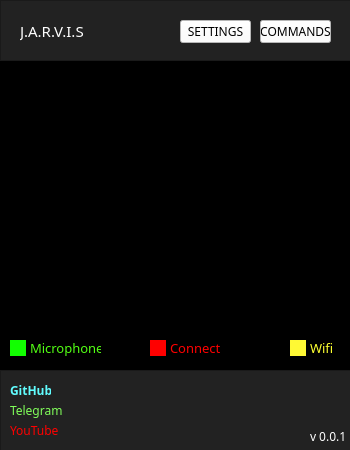
Above: DesctopProgram/untitled.ui from GosMan270/J.A.R.V.I.S before the change. Below: the same form after it.
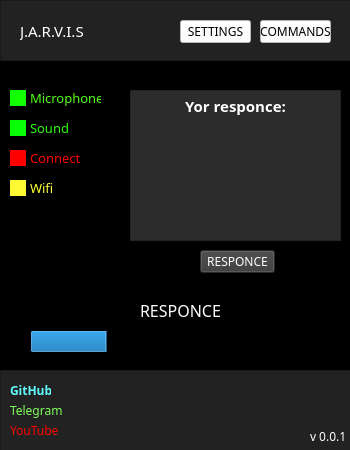
That is the form after the change.

What changed in the file:
```diff
--- a/DesctopProgram/untitled.ui
+++ b/DesctopProgram/untitled.ui
@@ -237,7 +237,7 @@
     <property name="geometry">
      <rect>
       <x>10</x>
-      <y>340</y>
+      <y>90</y>
       <width>16</width>
       <height>16</height>
      </rect>
@@ -258,8 +258,8 @@
    <widget class="QLabel" name="ConnectLED">
     <property name="geometry">
      <rect>
-      <x>150</x>
-      <y>340</y>
+      <x>10</x>
+      <y>150</y>
       <width>16</width>
       <height>16</height>
      </rect>
@@ -280,8 +280,8 @@
    <widget class="QLabel" name="WifiLED">
     <property name="geometry">
      <rect>
-      <x>290</x>
-      <y>340</y>
+      <x>10</x>
+      <y>180</y>
       <width>16</width>
       <height>16</height>
      </rect>
@@ -303,7 +303,7 @@
     <property name="geometry">
      <rect>
       <x>30</x>
-      <y>340</y>
+      <y>90</y>
       <width>71</width>
       <height>16</height>
      </rect>
@@ -324,8 +324,8 @@
    <widget class="QLabel" name="Connect">
     <property name="geometry">
      <rect>
-      <x>170</x>
-      <y>340</y>
+      <x>30</x>
+      <y>150</y>
       <width>71</width>
       <height>16</height>
      </rect>
@@ -346,8 +346,8 @@
    <widget class="QLabel" name="Wifi">
     <property name="geometry">
      <rect>
-      <x>310</x>
-      <y>340</y>
+      <x>30</x>
+      <y>180</y>
       <width>31</width>
       <height>16</height>
      </rect>
@@ -365,6 +365,134 @@
      <string>Wifi</string>
     </property>
    </widget>
+   <widget class="QProgressBar" name="progressBar">
+    <property name="geometry">
+     <rect>
+      <x>30</x>
+      <y>330</y>
+      <width>321</width>
+      <height>23</height>
+     </rect>
+    </property>
+    <property name="value">
+     <number>24</number>
+    </property>
+   </widget>
+   <widget class="QLabel" name="RESPONCE">
+    <property name="geometry">
+     <rect>
+      <x>140</x>
+      <y>300</y>
+      <width>81</width>
+      <height>20</height>
+     </rect>
+    </property>
+    <property name="font">
+     <font>
+      <family>Bauhaus 93</family>
+      <pointsize>12</pointsize>
+     </font>
+    </property>
+    <property name="styleSheet">
+     <string notr="true">color: rgb(255, 255, 255);</string>
+    </property>
+    <property name="text">
+     <string>RESPONCE</string>
+    </property>
+   </widget>
+   <widget class="QLabel" name="SoundLED">
+    <property name="geometry">
+     <rect>
+      <x>10</x>
+      <y>120</y>
+      <width>16</width>
+      <height>16</height>
+     </rect>
+    </property>
+    <property name="minimumSize">
+     <size>
+      <width>16</width>
+      <height>16</height>
+     </size>
+    </property>
+    <property name="styleSheet">
+     <string notr="true">background-color: rgb(9, 255, 5);</string>
+    </property>
+    <property name="text">
+     <string/>
+    </property>
+   </widget>
+   <widget class="QLabel" name="Sound">
+    <property name="geometry">
+     <rect>
+      <x>30</x>
+      <y>120</y>
+      <width>41</width>
+      <height>16</height>
+     </rect>
+    </property>
+    <property name="font">
+     <font>
+      <family>Bauhaus 93</family>
+      <pointsize>10</pointsize>
+     </font>
+    </property>
+    <property name="styleSheet">
+     <string notr="true">color: rgb(42, 255, 10);</string>
+    </property>
+    <property name="text">
+     <string>Sound</string>
+    </property>
+   </widget>
+   <widget class="QTextEdit" name="textEdit">
+    <property name="geometry">
+     <rect>
+      <x>130</x>
+      <y>90</y>
+      <width>211</width>
+      <height>151</height>
+     </rect>
+    </property>
+    <property name="font">
+     <font>
+      <family>Bauhaus 93</family>
+      <pointsize>11</pointsize>
+     </font>
+    </property>
+    <property name="styleSheet">
+     <string notr="true">color: rgb(255, 255, 255);
+background-color: rgb(44, 44, 44);</string>
+    </property>
+    <property name="html">
+     <string>&lt;!DOCTYPE HTML PUBLIC &quot;-//W3C//DTD HTML 4.0//EN&quot; &quot;http://www.w3.org/TR/REC-html40/strict.dtd&quot;&gt;
+&lt;html&gt;&lt;head&gt;&lt;meta name=&quot;qrichtext&quot; content=&quot;1&quot; /&gt;&lt;style type=&quot;text/css&quot;&gt;
+p, li { white-space: pre-wrap; }
+&lt;/style&gt;&lt;/head&gt;&lt;body style=&quot; font-family:'Bauhaus 93'; font-size:11pt; font-weight:400; font-style:normal;&quot;&gt;
+&lt;p align=&quot;center&quot; style=&quot; margin-top:0px; margin-bottom:0px; margin-left:0px; margin-right:0px; -qt-block-indent:0; text-indent:0px;&quot;&gt;&lt;span style=&quot; font-family:'MS Shell Dlg 2'; font-weight:600; color:#ffffff;&quot;&gt;Yor responce:&lt;/span&gt;&lt;/p&gt;&lt;/body&gt;&lt;/html&gt;</string>
+    </property>
+   </widget>
+   <widget class="QPushButton" name="pushButton">
+    <property name="geometry">
+     <rect>
+      <x>200</x>
+      <y>250</y>
+      <width>75</width>
+      <height>23</height>
+     </rect>
+    </property>
+    <property name="font">
+     <font>
+      <family>Bauhaus 93</family>
+     </font>
+    </property>
+    <property name="styleSheet">
+     <string notr="true">background-color: rgb(57, 57, 57);
+color: rgb(255, 255, 255);</string>
+    </property>
+    <property name="text">
+     <string>RESPONCE</string>
+    </property>
+   </widget>
   </widget>
  </widget>
  <resources/>
```
